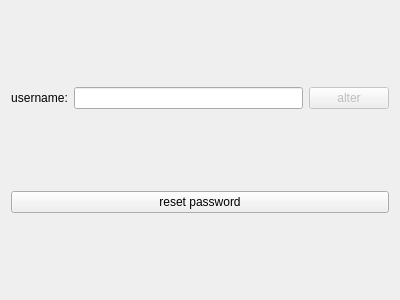
Before: the Qt Designer form client/profilewidget.ui in gitjip/microtrade, drawn with Qt 5.
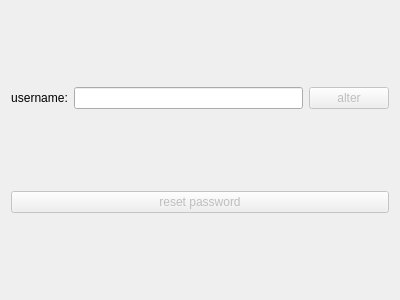
After: the same form once the commit is applied.

```diff
--- a/client/profilewidget.ui
+++ b/client/profilewidget.ui
@@ -19,6 +19,9 @@
    </item>
    <item row="2" column="2" colspan="3">
     <widget class="QPushButton" name="passwordResetPushButton">
+     <property name="enabled">
+      <bool>false</bool>
+     </property>
      <property name="text">
       <string>reset password</string>
      </property>
```
Left out of the diff: 6 changed lines with no effect on the pictures.
